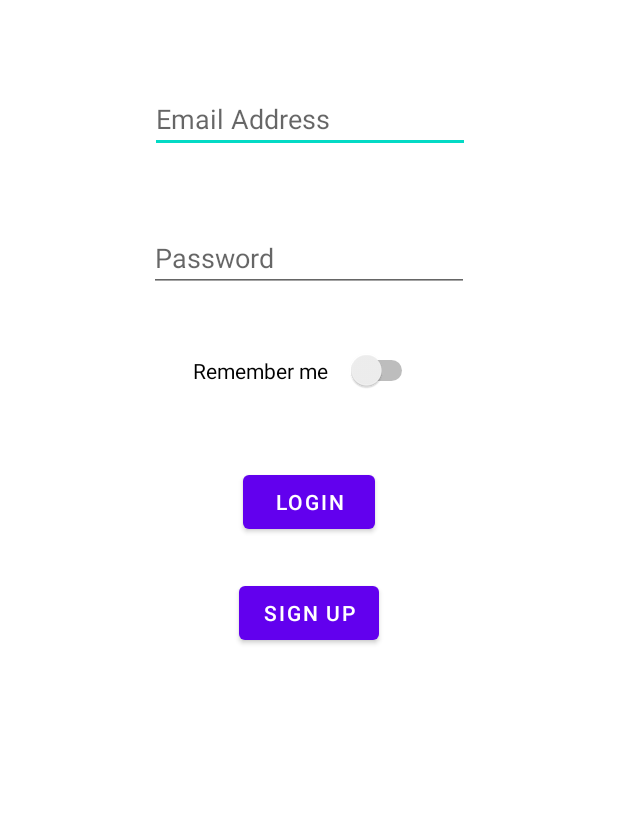
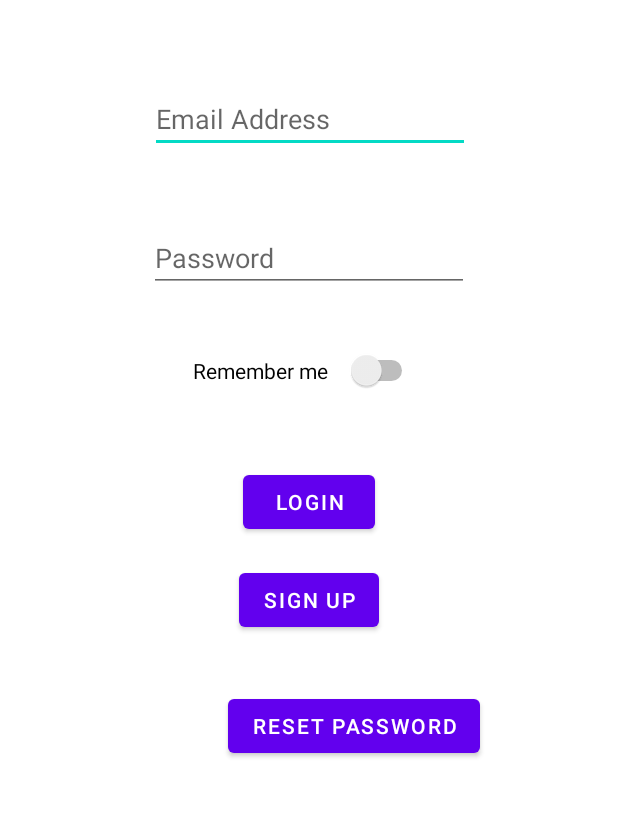
Before and after one commit to RajbirBains/HRTFitnessApp, an Android app: the screen it shows after launch (LoginActivity), on a phone screen of 412 x 824 dp, the part 234-1051 px from its top. Run offline under Robolectric (Android 15) with nearby library versions, the phone set to English and light mode, and no system bars; our stand-ins replace Firebase (no records; nobody signed in at launch, a user with empty details on screens opened directly).

Commit message:
done with reset password

```diff
--- a/app/src/main/AndroidManifest.xml
+++ b/app/src/main/AndroidManifest.xml
@@ -9,10 +9,11 @@
         android:roundIcon="@mipmap/ic_launcher_round"
         android:supportsRtl="true"
         android:theme="@style/Theme.HRTFitnessApp">
+        <activity android:name=".ResetActivity"></activity>
         <activity
             android:name=".NavScreen"
             android:label="@string/title_activity_nav_screen"
-            android:theme="@style/Theme.HRTFitnessApp.NoActionBar"></activity>
+            android:theme="@style/Theme.HRTFitnessApp.NoActionBar" />
         <activity android:name=".PostSurvey" />
         <activity android:name=".SurveyStart" />
         <activity android:name=".SurveyQuestion4" />
--- a/app/src/main/java/com/example/hrtfitnessapp/LoginActivity.java
+++ b/app/src/main/java/com/example/hrtfitnessapp/LoginActivity.java
@@ -22,6 +22,7 @@ public class LoginActivity extends AppCompatActivity {
     private Button signIn;
     private FirebaseAuth mAuth;
     private Button signUpButton;
+    private Button ResetButton;
 
     @Override
     protected void onCreate(Bundle savedInstanceState) {
@@ -54,6 +55,14 @@ public class LoginActivity extends AppCompatActivity {
                 signInUser();
             }
         });
+
+        ResetButton = findViewById(R.id.ResetPassword);
+        ResetButton.setOnClickListener((new View.OnClickListener() {
+            @Override
+            public void onClick(View v) {
+                OpenResetPage();
+            }
+        }));
     }
 
     //Method use for user to sign into their account
@@ -136,4 +145,8 @@ public class LoginActivity extends AppCompatActivity {
         Intent intent1 = new Intent(this,SignUpActivity.class);
         startActivity(intent1);
     }
+    public void OpenResetPage(){
+        Intent intent = new Intent(this, ResetActivity.class);
+        startActivity(intent);
+    }
 }
--- a/app/src/main/res/layout/activity_login.xml
+++ b/app/src/main/res/layout/activity_login.xml
@@ -96,15 +96,32 @@
         android:layout_height="wrap_content"
         android:layout_marginStart="159dp"
         android:layout_marginLeft="159dp"
-        android:layout_marginTop="494dp"
+        android:layout_marginTop="532dp"
         android:layout_marginEnd="159dp"
         android:layout_marginRight="159dp"
         android:layout_marginBottom="189dp"
         android:text="Sign up"
         app:layout_constraintBottom_toBottomOf="parent"
         app:layout_constraintEnd_toEndOf="parent"
+        app:layout_constraintHorizontal_bias="0.526"
         app:layout_constraintStart_toStartOf="parent"
-        app:layout_constraintTop_toTopOf="parent" />
+        app:layout_constraintTop_toTopOf="parent"
+        app:layout_constraintVertical_bias="0.0" />
+
+    <Button
+        android:id="@+id/ResetPassword"
+        android:layout_width="wrap_content"
+        android:layout_height="wrap_content"
+        android:layout_marginStart="152dp"
+        android:layout_marginLeft="152dp"
+        android:layout_marginEnd="147dp"
+        android:layout_marginRight="147dp"
+        android:layout_marginBottom="160dp"
+        android:text="Reset Password"
+        app:layout_constraintBottom_toBottomOf="parent"
+        app:layout_constraintEnd_toEndOf="parent"
+        app:layout_constraintHorizontal_bias="0.0"
+        app:layout_constraintStart_toStartOf="parent" />
 
 
 </androidx.constraintlayout.widget.ConstraintLayout>
```
Also changed, not shown: app/src/main/java/com/example/hrtfitnessapp/ResetActivity.java (added, +80 -0 lines), app/src/main/res/layout/activity_reset.xml (added, +70 -0 lines).
